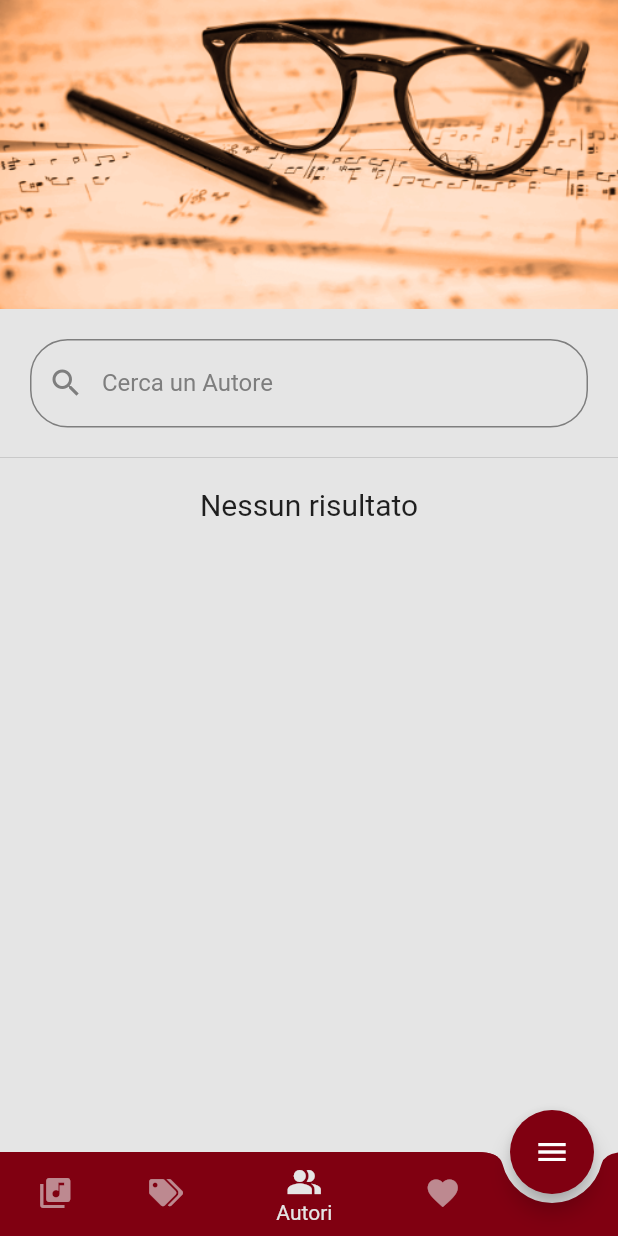
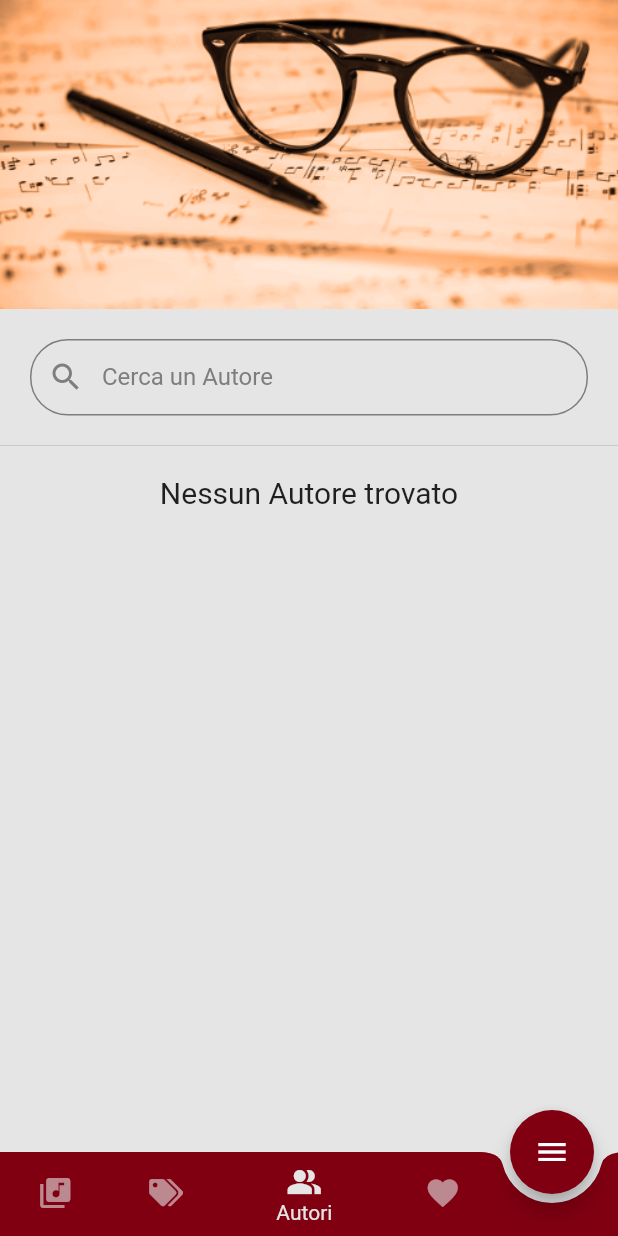
Before and after one commit to theFreeman96/inni-di-lode, a Flutter app: the screen it shows after launch, item 3 of the bottom bar chosen, on a phone screen of 412 x 824 dp. Run offline on Flutter 3.47's test engine with Material 2 defaults, Android fonts, the phone set to English and light mode, and no system bars; our stand-ins replace flutter_widget_from_html_core, font_awesome_flutter, sqflite; accounts and stored records are empty.

Commit message:
Resized textfield and updated message for null filtered results

```diff
--- a/lib/screens/authors/aut_body.dart
+++ b/lib/screens/authors/aut_body.dart
@@ -61,6 +61,9 @@ class _AutBodyState extends State<AutBody> {
                 Icons.search,
                 color: kLightGrey,
               ),
+              contentPadding: const EdgeInsets.symmetric(
+                vertical: kDefaultPadding * 0.8,
+              ),
               enabledBorder: OutlineInputBorder(
                 borderRadius: const BorderRadius.all(
                   Radius.circular(25.0),
@@ -96,7 +99,6 @@ class _AutBodyState extends State<AutBody> {
                     child: Scrollbar(
                       isAlwaysShown: true,
                       child: ListView.separated(
-                        physics: const ScrollPhysics(),
                         shrinkWrap: true,
                         itemCount: snapshot.data!.length,
                         itemBuilder: (context, i) {
@@ -109,10 +111,12 @@ class _AutBodyState extends State<AutBody> {
                     ),
                   )
                 : const Padding(
-                    padding: EdgeInsets.all(kDefaultPadding),
-                    child: Text(
-                      'Nessun risultato',
-                      style: TextStyle(fontSize: 20.0),
+                    padding: EdgeInsets.only(top: kDefaultPadding),
+                    child: Center(
+                      child: Text(
+                        'Nessun Autore trovato',
+                        style: TextStyle(fontSize: 20.0),
+                      ),
                     ),
                   );
           },
```
